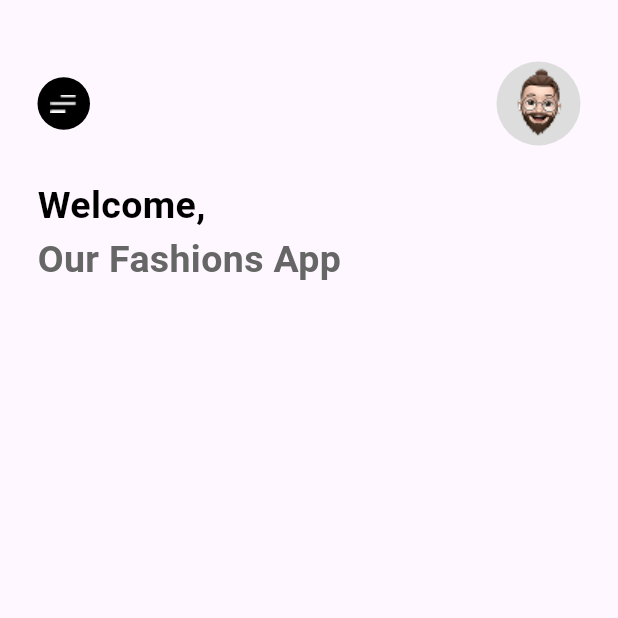
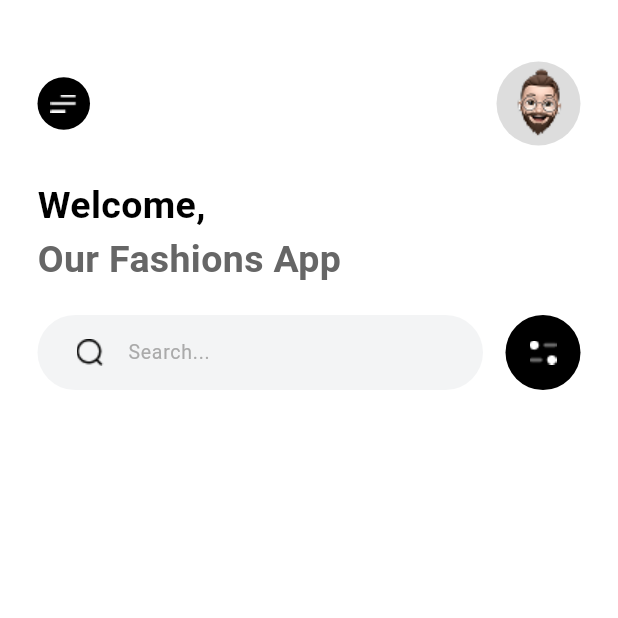
Before and after one commit to soheil-jalili/Ecommerce-App, a Flutter app: the screen it shows after launch, on a phone screen of 412 x 824 dp, the top half of it. Run offline on Flutter 3.47's test engine with Material 3 defaults, Android fonts, the phone set to English and light mode, and no system bars.

Commit message:
[ADD] search bar

```diff
--- a/lib/constants/app_colors.dart
+++ b/lib/constants/app_colors.dart
@@ -4,5 +4,8 @@ class AppColors {
   AppColors._();
   static Color profileBgColor = Color(0xffDDDDDD);
   static Color blackColor = Color.fromARGB(255, 0, 0, 0);
+  static Color whiteColor = Color.fromARGB(255, 255, 255, 255);
+  static Color searchHintColor = Color(0xffaaaaaa);
   static Color subTextColor = Color(0xff666666);
+  static Color searchFillColor = Color(0xffF3F4F5);
 }
--- a/lib/gen/assets.gen.dart
+++ b/lib/gen/assets.gen.dart
@@ -42,6 +42,9 @@ class $AssetsImagesGen {
   /// File path: assets/images/profile.png
   AssetGenImage get profile => const AssetGenImage('assets/images/profile.png');
 
+  /// File path: assets/images/search.png
+  AssetGenImage get search => const AssetGenImage('assets/images/search.png');
+
   /// File path: assets/images/shoes.png
   AssetGenImage get shoes => const AssetGenImage('assets/images/shoes.png');
 
@@ -62,6 +65,7 @@ class $AssetsImagesGen {
     menu,
     notification,
     profile,
+    search,
     shoes,
     sort,
     watch,
--- a/lib/screens/home_screen.dart
+++ b/lib/screens/home_screen.dart
@@ -9,15 +9,78 @@ class HomeScreen extends StatelessWidget {
   Widget build(BuildContext context) {
     return SafeArea(
       child: Scaffold(
-        body: SingleChildScrollView(
+        backgroundColor: AppColors.whiteColor,
+        body: CustomScrollView(
+          slivers: [
+            SliverToBoxAdapter(
               child: Column(
                 crossAxisAlignment: CrossAxisAlignment.start,
                 children: [
                   _appBarHomeScreen(),
                   _welcomeFashionApp(),
+                  _searchBar(),
                 ],
               ),
             ),
+          ],
+        ),
+      ),
+    );
+  }
+
+  Widget _searchBar() {
+    return Padding(
+      padding: const EdgeInsets.only(right: 25, left: 25, bottom: 19),
+      child: Row(
+        mainAxisAlignment: MainAxisAlignment.spaceBetween,
+        children: [
+          Expanded(
+            child: Container(
+              padding: EdgeInsets.only(right: 16.38),
+              height: 50,
+              decoration: BoxDecoration(
+                color: AppColors.searchFillColor,
+                borderRadius: BorderRadius.circular(30),
+              ),
+              child: Row(
+                children: [
+                  Padding(
+                    padding: const EdgeInsets.only(right: 16.38, left: 26),
+                    child: Assets.images.search.image(),
+                  ),
+                  Expanded(
+                    child: TextField(
+                      style: TextStyle(
+                        color: AppColors.blackColor,
+                        fontSize: 13,
+                      ),
+                      decoration: InputDecoration(
+                        border: InputBorder.none,
+                        hintText: 'Search...',
+                        hintStyle: TextStyle(
+                          color: AppColors.searchHintColor,
+                          fontSize: 13,
+                        ),
+                      ),
+                    ),
+                  ),
+                ],
+              ),
+            ),
+          ),
+          SizedBox(width: 15),
+          GestureDetector(
+            child: Container(
+              width: 50,
+              height: 50,
+              decoration: BoxDecoration(
+                color: AppColors.blackColor,
+                borderRadius: BorderRadius.circular(1000),
+              ),
+              child: Center(child: Assets.images.sort.image()),
+            ),
+          ),
+        ],
       ),
     );
   }
```
Also changed, not shown: assets/images/search.png (added). Lines whose indentation alone changed are shown as unchanged.
